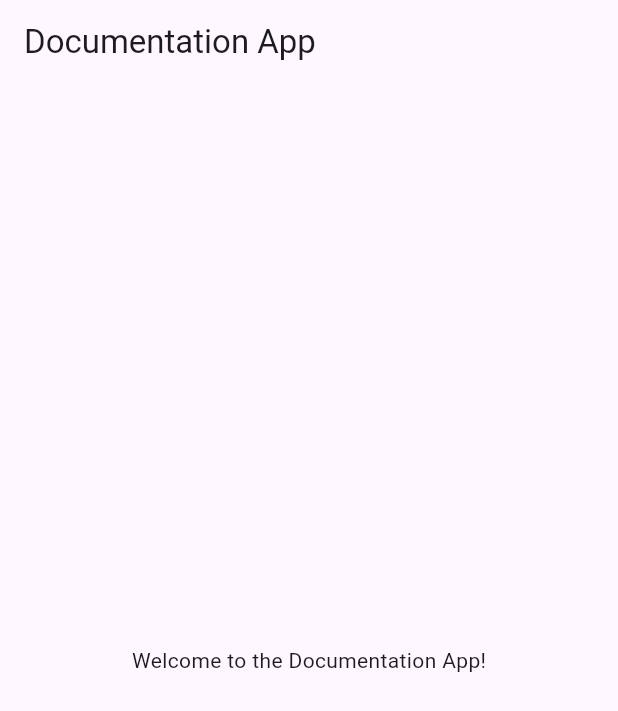
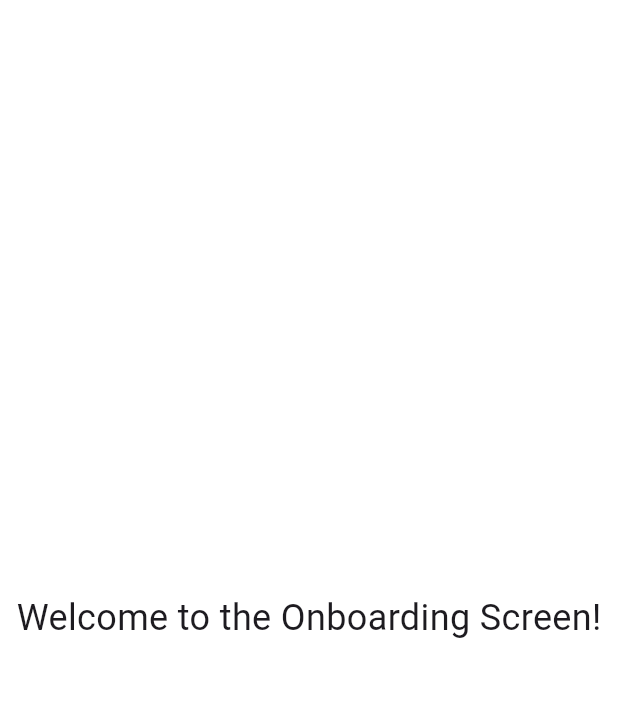
Before and after one commit to Ahmeedkhaled/doc_app, a Flutter app: the screen it shows after launch, on a phone screen of 412 x 824 dp. Shown: the top 711 px of the screen. Run offline on Flutter 3.47's test engine with Material 3 defaults, Android fonts, the phone set to English and light mode, and no system bars; our stand-ins replace flutter_screenutil.

Commit message:
create new branch make colorTheming added package screenutil and flutter svg and make routes and add file onboarding_screen

```diff
--- /dev/null
+++ b/lib/core/routing/app_route.dart
@@ -0,0 +1,21 @@
+import 'package:flutter/material.dart';
+import 'package:task_doc/core/routing/routes.dart';
+import 'package:task_doc/features/home/ui/screens/onboarding/onboarding_screen.dart';
+
+class AppRoute {
+  Route generateRoute(RouteSettings settings) {
+    switch (settings.name) {
+      case Routes.onboardingScreen:
+        return MaterialPageRoute(builder: (_) => OnboardingScreen());
+      case Routes.loginScreen:
+      // return MaterialPageRoute(builder: (_) => LoginScreen());
+      default:
+        return MaterialPageRoute(
+          builder: (_) => Scaffold(
+            appBar: AppBar(title: const Text('Unknown Route')),
+            body: Center(child: Text('No route defined for ${settings.name}')),
+          ),
+        );
+    }
+  }
+}
--- /dev/null
+++ b/lib/core/routing/routes.dart
@@ -0,0 +1,4 @@
+class Routes {
+  static const String onboardingScreen = '/onboardingScreen';
+  static const String loginScreen = '/loginScreen';
+}
--- /dev/null
+++ b/lib/core/theming/colors.dart
@@ -0,0 +1,12 @@
+import 'package:flutter/material.dart';
+
+class ColorsManager {
+  static const Color mainBlue = Color(0xFF247CFF);
+  static const Color lightBlue = Color(0xFFF4F8FF);
+  static const Color darkBlue = Color(0xFF242424);
+  static const Color gray = Color(0xFF757575);
+  static const Color lightGray = Color(0xFFC2C2C2);
+  static const Color lighterGray = Color(0xFFEDEDED);
+  static const Color moreLightGray = Color(0xFFFDFDFF);
+  static const Color moreLighterGray = Color(0xFFF5F5F5);
+}
--- a/lib/doc_app.dart
+++ b/lib/doc_app.dart
@@ -1,16 +1,27 @@
 import 'package:flutter/material.dart';
+import 'package:flutter_screenutil/flutter_screenutil.dart';
+import 'package:task_doc/core/routing/app_route.dart';
+import 'package:task_doc/core/routing/routes.dart';
+import 'package:task_doc/core/theming/colors.dart';
 
 class DocApp extends StatelessWidget {
-  const DocApp({super.key});
+  final AppRoute appRoute;
+  const DocApp({super.key, required this.appRoute});
 
   @override
   Widget build(BuildContext context) {
-    return MaterialApp(
-      title: 'Doc App',
-      theme: ThemeData(primarySwatch: Colors.blue),
-      home: Scaffold(
-        appBar: AppBar(title: const Text('Documentation App')),
-        body: const Center(child: Text('Welcome to the Documentation App!')),
+    return ScreenUtilInit(
+      designSize: const Size(375, 812),
+      minTextAdapt: true,
+      child: MaterialApp(
+        debugShowCheckedModeBanner: false,
+        title: 'Doc App',
+        theme: ThemeData(
+          primaryColor: ColorsManager.mainBlue,
+          scaffoldBackgroundColor: Colors.white,
+        ),
+        initialRoute: Routes.onboardingScreen,
+        onGenerateRoute: AppRoute().generateRoute,
       ),
     );
   }
--- /dev/null
+++ b/lib/features/home/ui/screens/onboarding/onboarding_screen.dart
@@ -0,0 +1,17 @@
+import 'package:flutter/material.dart';
+
+class OnboardingScreen extends StatelessWidget {
+  const OnboardingScreen({super.key});
+
+  @override
+  Widget build(BuildContext context) {
+    return Scaffold(
+      body: Center(
+        child: Text(
+          'Welcome to the Onboarding Screen!',
+          style: TextStyle(fontSize: 24),
+        ),
+      ),
+    );
+  }
+}
--- a/lib/main.dart
+++ b/lib/main.dart
@@ -1,6 +1,7 @@
 import 'package:flutter/material.dart';
+import 'package:task_doc/core/routing/app_route.dart';
 import 'package:task_doc/doc_app.dart';
 
 void main() {
-  runApp(const DocApp());
+  runApp(DocApp(appRoute: AppRoute()));
 }
--- a/pubspec.yaml
+++ b/pubspec.yaml
@@ -55,6 +55,10 @@ dependencies:
   easy_localization: ^3.0.8
   # flutter splash screen
   flutter_native_splash: ^2.4.6
+  # responsive design
+  flutter_screenutil: ^5.9.3
+  # An SVG rendering and widget library for Flutter, which allows painting and displaying Scalable Vector Graphics 1.1 files.
+  flutter_svg: ^2.2.0
 
 dev_dependencies:
   flutter_test:
```
Also changed, not shown: pubspec.lock, 2 other files.
